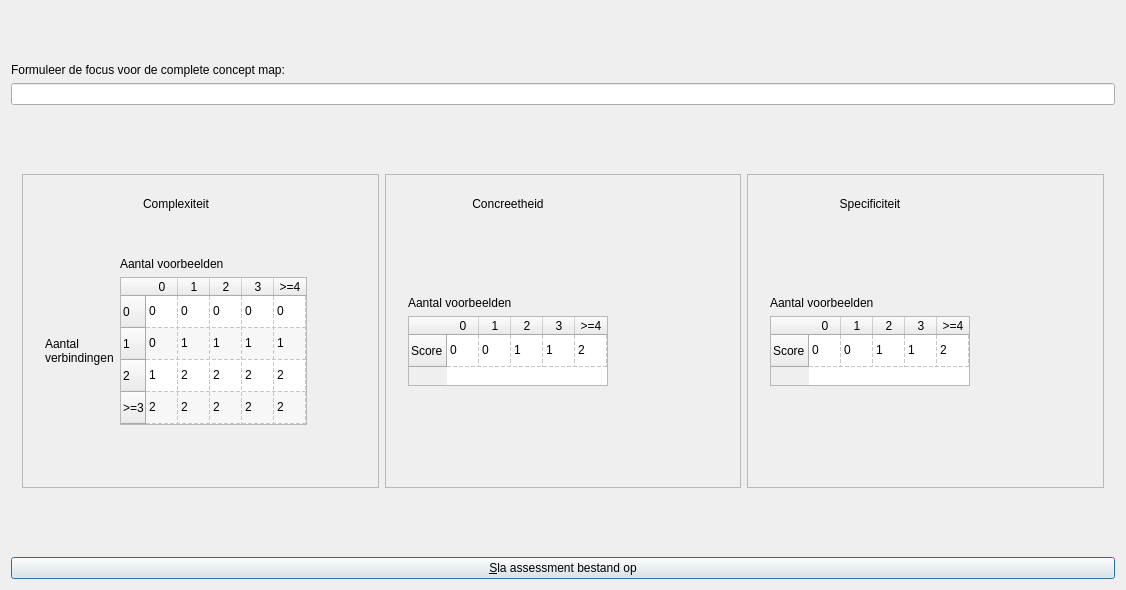
This is qtbrainweavercreateassessmentdialog.ui in richelbilderbeek/BrainWeaver as Qt 5 draws it before an edit. The edited form follows.
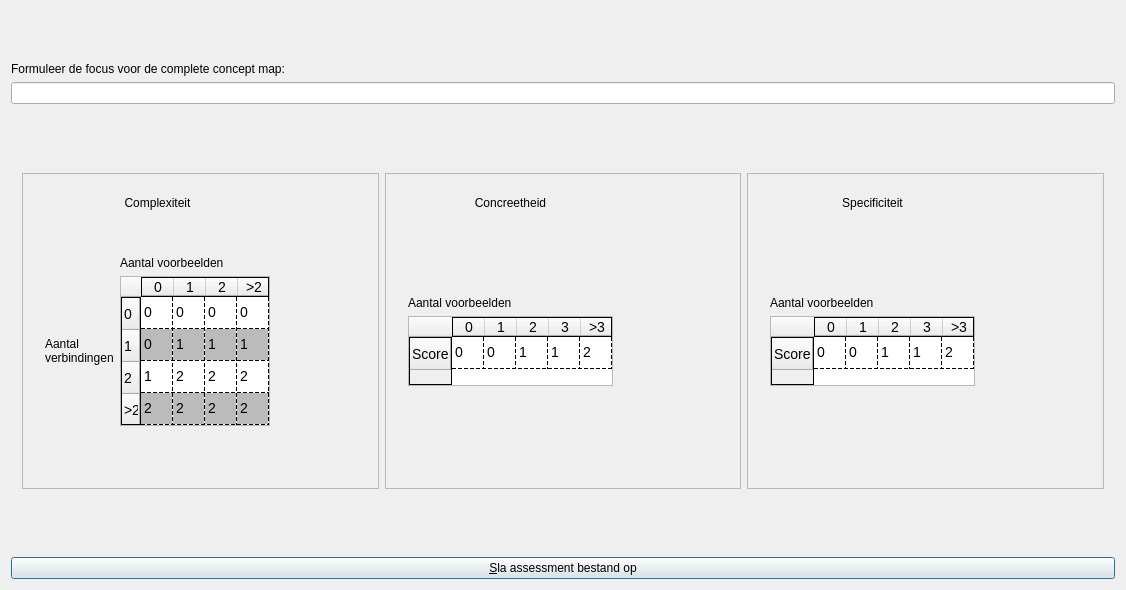
This is the edited form. Icons and pictures are not drawn.

Commit message: Remove column, fix #215

```diff
--- a/qtbrainweavercreateassessmentdialog.ui
+++ b/qtbrainweavercreateassessmentdialog.ui
@@ -17,6 +17,21 @@
    <iconset resource="Brainweaver.qrc">
     <normaloff>:/images/PicArrow14x14.png</normaloff>:/images/PicArrow14x14.png</iconset>
   </property>
+  <property name="styleSheet">
+   <string notr="true">QTableWidget {
+  font-size: 14px; font-family: &quot;:/fonts/Montserrat-Regular.ttf&quot;;
+  alternate-background-color: #BBB;
+  gridline-color: black;
+}
+
+QHeaderView {
+  font-size: 14px; font-family: &quot;:/fonts/Montserrat-Regular.ttf&quot;;
+  border-width: 1px;
+  border-style: solid;
+}
+
+</string>
+  </property>
   <layout class="QVBoxLayout" name="verticalLayout">
    <item>
     <spacer name="verticalSpacer_9">
@@ -190,7 +205,7 @@
               </row>
               <row>
                <property name="text">
-                <string>&gt;=3</string>
+                <string>&gt;2</string>
                </property>
               </row>
               <column>
@@ -210,12 +225,7 @@
               </column>
               <column>
                <property name="text">
-                <string>3</string>
-               </property>
-              </column>
-              <column>
-               <property name="text">
-                <string>&gt;=4</string>
+                <string>&gt;2</string>
                </property>
               </column>
               <item row="0" column="0">
@@ -238,11 +248,6 @@
                 <string>0</string>
                </property>
               </item>
-              <item row="0" column="4">
-               <property name="text">
-                <string>0</string>
-               </property>
-              </item>
               <item row="1" column="0">
                <property name="text">
                 <string>0</string>
@@ -263,11 +268,6 @@
                 <string>1</string>
                </property>
               </item>
-              <item row="1" column="4">
-               <property name="text">
-                <string>1</string>
-               </property>
-              </item>
               <item row="2" column="0">
                <property name="text">
                 <string>1</string>
@@ -288,11 +288,6 @@
                 <string>2</string>
                </property>
               </item>
-              <item row="2" column="4">
-               <property name="text">
-                <string>2</string>
-               </property>
-              </item>
               <item row="3" column="0">
                <property name="text">
                 <string>2</string>
@@ -313,11 +308,6 @@
                 <string>2</string>
                </property>
               </item>
-              <item row="3" column="4">
-               <property name="text">
-                <string>2</string>
-               </property>
-              </item>
              </widget>
             </item>
             <item row="4" column="1">
@@ -461,7 +451,7 @@
               </column>
               <column>
                <property name="text">
-                <string>&gt;=4</string>
+                <string>&gt;3</string>
                </property>
               </column>
               <item row="0" column="0">
@@ -632,7 +622,7 @@
               </column>
               <column>
                <property name="text">
-                <string>&gt;=4</string>
+                <string>&gt;3</string>
                </property>
               </column>
               <item row="0" column="0">
```
